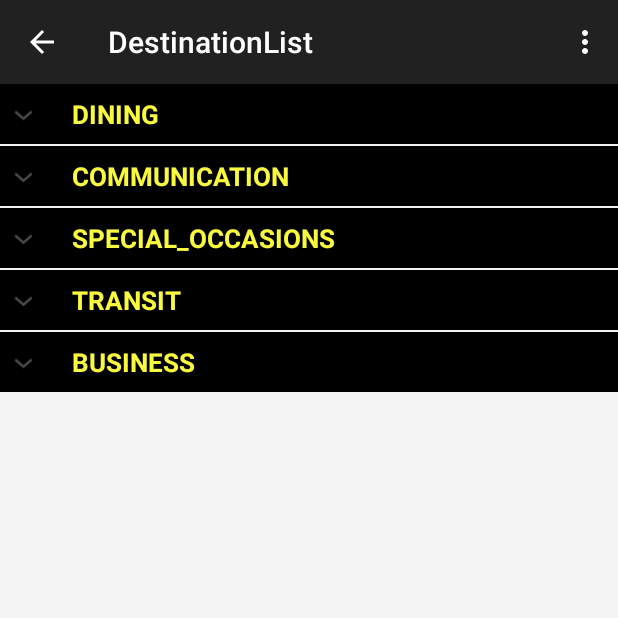
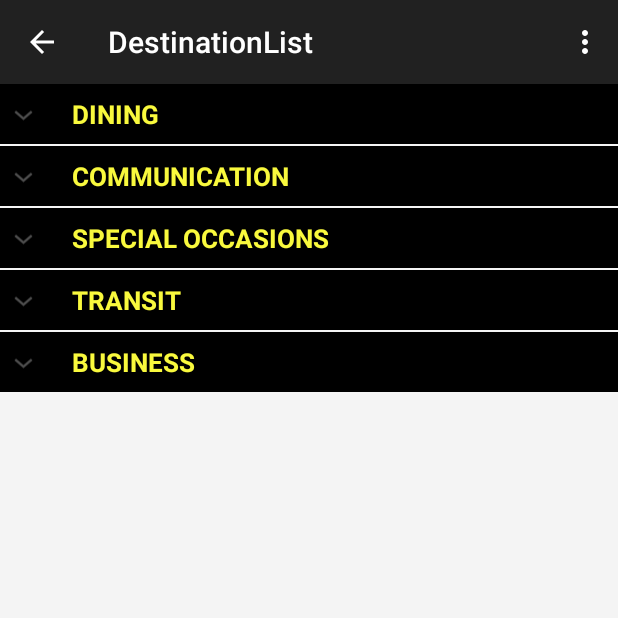
Before and after one commit to bettyleung/cultureshock, an Android app: the DestinationList screen opened directly, with no data from a screen before it, on a phone screen of 412 x 824 dp, the top half of it. Run offline under Robolectric (Android 15) with nearby library versions, the phone set to English and light mode, and no system bars.

Commit message:
icon
icon

```diff
--- a/CultureShock/app/src/main/AndroidManifest.xml
+++ b/CultureShock/app/src/main/AndroidManifest.xml
@@ -4,7 +4,7 @@
 
     <application
         android:allowBackup="true"
-        android:icon="@drawable/ic_launcher"
+        android:icon="@drawable/cultureshockicon"
         android:label="@string/app_name"
         android:theme="@style/Theme.AppCompat">
 
--- a/CultureShock/app/src/main/java/com/angelhacks/cultureshock/DestinationList.java
+++ b/CultureShock/app/src/main/java/com/angelhacks/cultureshock/DestinationList.java
@@ -64,29 +64,39 @@ public class DestinationList extends ActionBarActivity {
         // Adding child data
         listDataHeader.add("DINING");
         listDataHeader.add("COMMUNICATION");
-        listDataHeader.add("SPECIAL_OCCASIONS");
+        listDataHeader.add("SPECIAL OCCASIONS");
         listDataHeader.add("TRANSIT");
         listDataHeader.add("BUSINESS");
 
 
         // Adding child data
         List<String> DINING= new ArrayList<String>();
-        DINING.add("Food");
-        DINING.add("Etiquette");
+        DINING.add("Table Manners");
+        DINING.add("What to Bring");
+        DINING.add("Tips");
+
 
         List<String> COMMUNICATION = new ArrayList<String>();
+        COMMUNICATION.add("Verbal and Nonverbal Etiquette ");
+        COMMUNICATION.add("Facial Expressions and Body Language");
 
 
         List<String> SPECIAL_OCCASIONS = new ArrayList<String>();
+        SPECIAL_OCCASIONS.add("How to Dress");
+        SPECIAL_OCCASIONS.add("What to Buy and/or Bring");
 
         List<String> TRANSIT= new ArrayList<String>();
+        TRANSIT.add("How to Dress");
+        TRANSIT.add("What to Buy and/or Bring");
 
         List<String> BUSINESS = new ArrayList<String>();
+        BUSINESS.add("Relations and Business Communications");
+        BUSINESS.add("Business Meetings and Greetings");
 
         listDataChild.put(listDataHeader.get(0), DINING); // Header, Child data
         listDataChild.put(listDataHeader.get(1), COMMUNICATION);
         listDataChild.put(listDataHeader.get(2), SPECIAL_OCCASIONS);
-        listDataChild.put(listDataHeader.get(2), TRANSIT);
-        listDataChild.put(listDataHeader.get(2), BUSINESS);
+        listDataChild.put(listDataHeader.get(3), TRANSIT);
+        listDataChild.put(listDataHeader.get(4), BUSINESS);
     }
 }
```
Also changed, not shown: CultureShock/app/src/main/res/layout/signup.xml (+9 -5 lines), CultureShock/app/src/main/res/layout/signupfb.xml (+8 -3 lines), CultureShock/app/src/main/res/drawable-mdpi/cultureshockicon.png (added).
